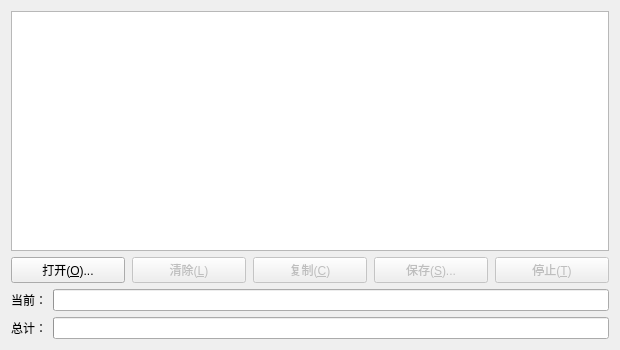
First picture: the form in widget.ui, repository zdsub/QtFileHash, before the edit.
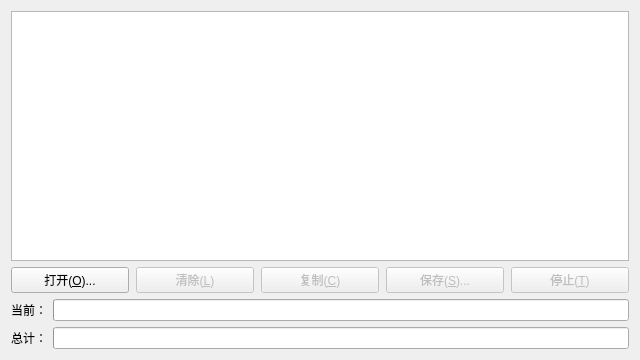
Second picture: the form after the edit.

The edit to the form file:
```diff
--- a/widget.ui
+++ b/widget.ui
@@ -6,20 +6,20 @@
    <rect>
     <x>0</x>
     <y>0</y>
-    <width>620</width>
-    <height>350</height>
+    <width>640</width>
+    <height>360</height>
    </rect>
   </property>
   <property name="minimumSize">
    <size>
-    <width>620</width>
-    <height>350</height>
+    <width>640</width>
+    <height>360</height>
    </size>
   </property>
   <property name="maximumSize">
    <size>
-    <width>620</width>
-    <height>350</height>
+    <width>640</width>
+    <height>360</height>
    </size>
   </property>
   <property name="acceptDrops">
```
